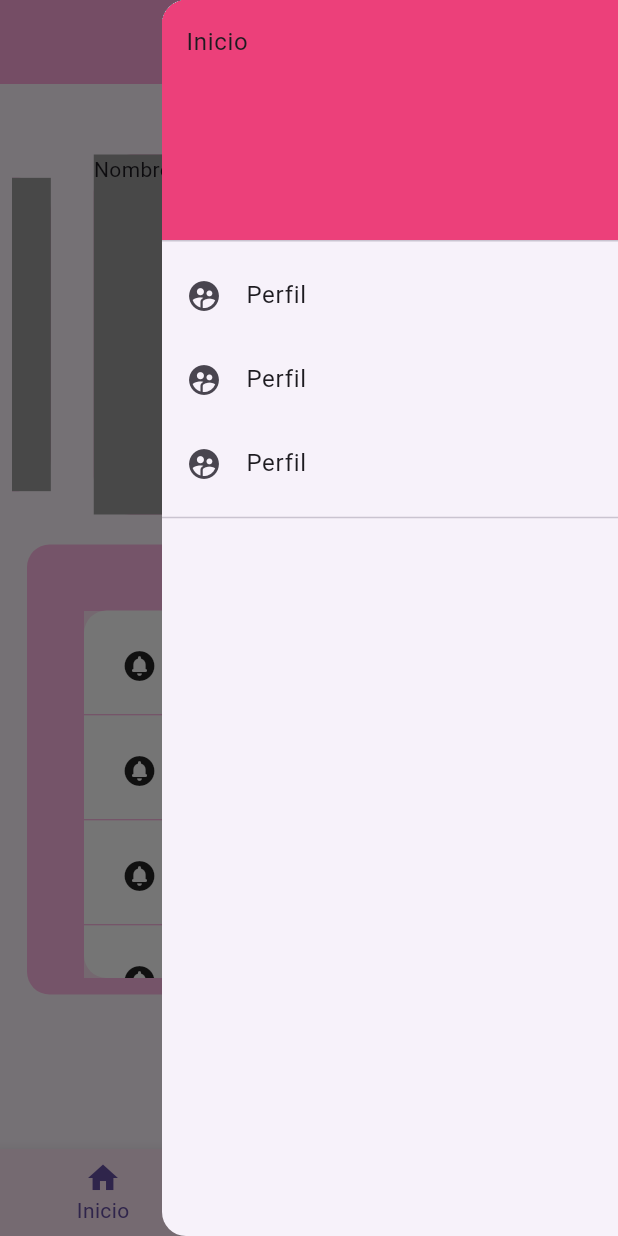
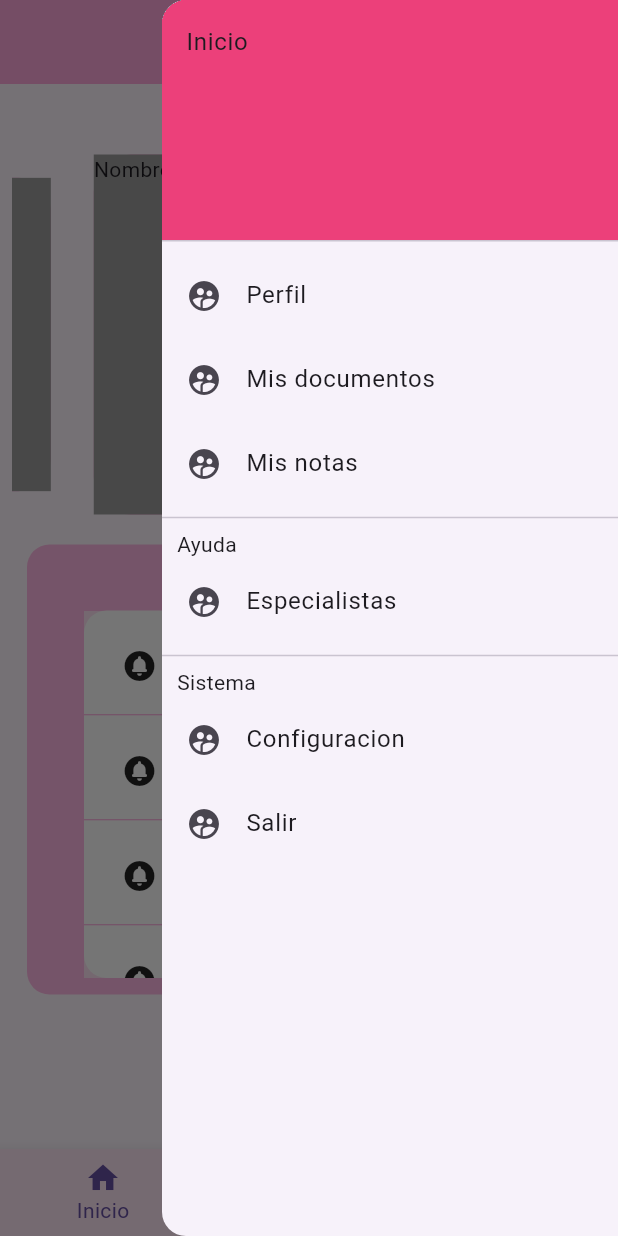
Before and after one commit to Carlos19men/App_movile_conocete, a Flutter app: the screen it shows after launch, with the side drawer open, on a phone screen of 412 x 824 dp. Run offline on Flutter 3.47's test engine with Material 3 defaults, Android fonts, the phone set to English and light mode, and no system bars; drawn by our look-alikes of carousel_slider.

Commit message:
agregue las paginas del menu desplegable falta estructurar cada una

```diff
--- a/conocete/lib/ui/pages/widgest/NavBar.dart
+++ b/conocete/lib/ui/pages/widgest/NavBar.dart
@@ -2,6 +2,11 @@ import 'package:flutter/material.dart';
 import '../TuSalud/tuSalud.dart';
 import '../agenda/agenda.dart';
 import '../home/homePage.dart';
+import '../configuracion/configuracion.dart';
+import '../documentos/documentos.dart';
+import '../especialistas/especialistas.dart';
+import '../notas/notes.dart';
+import '../perfil/profile.dart';
 
 class Navbar extends StatefulWidget {
   State<StatefulWidget> createState() {
@@ -35,21 +40,67 @@ class _Navbar extends State<Navbar> {
           children: [
             DrawerHeader(
               decoration: BoxDecoration(color: Colors.pink[400]),
-              child: Text('Inicio'),
+              child: Container(height: 60.0, child: Text('Inicio')),
             ),
             ListTile(
               leading: Icon(Icons.supervised_user_circle_sharp),
               title: Text('Perfil'),
+              onTap: () {
+                Navigator.push(context,
+                    MaterialPageRoute(builder: (context) => ProfilePage()));
+              },
             ),
             ListTile(
               leading: Icon(Icons.supervised_user_circle_sharp),
-              title: Text('Perfil'),
+              title: Text('Mis documentos'),
+              onTap: () {
+                Navigator.push(context,
+                    MaterialPageRoute(builder: (context) => DocumentPage()));
+              },
             ),
             ListTile(
               leading: Icon(Icons.supervised_user_circle_sharp),
-              title: Text('Perfil'),
+              title: Text('Mis notas'),
+              onTap: () {
+                Navigator.push(context,
+                    MaterialPageRoute(builder: (context) => NotePage()));
+              },
             ),
             Divider(),
+
+            Container(
+                margin: EdgeInsets.only(left: 10.0), child: Text('Ayuda')),
+
+            //especialistas
+            ListTile(
+              leading: Icon(Icons.supervised_user_circle_sharp),
+              title: Text('Especialistas'),
+              onTap: () {
+                Navigator.push(context,
+                    MaterialPageRoute(builder: (context) => SpecialistPage()));
+              },
+            ),
+
+            Divider(),
+
+            Container(
+                margin: EdgeInsets.only(left: 10.0), child: Text('Sistema')),
+
+            // configuracion
+            ListTile(
+              leading: Icon(Icons.supervised_user_circle_sharp),
+              title: Text('Configuracion'),
+              onTap: () {
+                Navigator.push(context,
+                    MaterialPageRoute(builder: (context) => SettingsPage()));
+              },
+            ),
+
+            ListTile(
+              leading: Icon(Icons.supervised_user_circle_sharp),
+              title: Text('Salir'),
+              onTap: () {},
+            ),
           ],
         ),
       ),
```
Also changed, not shown: conocete/lib/ui/pages/configuracion/configuracion.dart (added, +23 -0 lines), conocete/lib/ui/pages/documentos/documentos.dart (added, +49 -0 lines), conocete/lib/ui/pages/especialistas/especialistas.dart (added, +23 -0 lines), conocete/lib/ui/pages/notas/notes.dart (added, +47 -0 lines), conocete/lib/ui/pages/perfil/profile.dart (added, +51 -0 lines).
